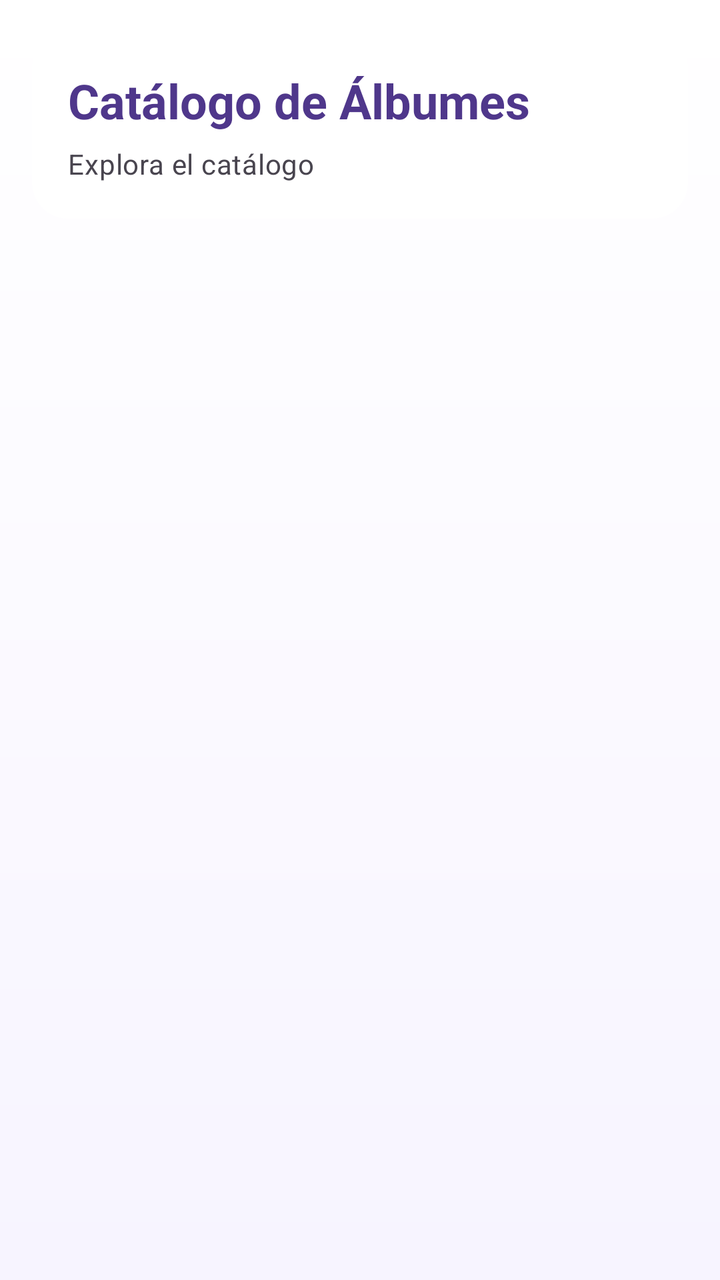
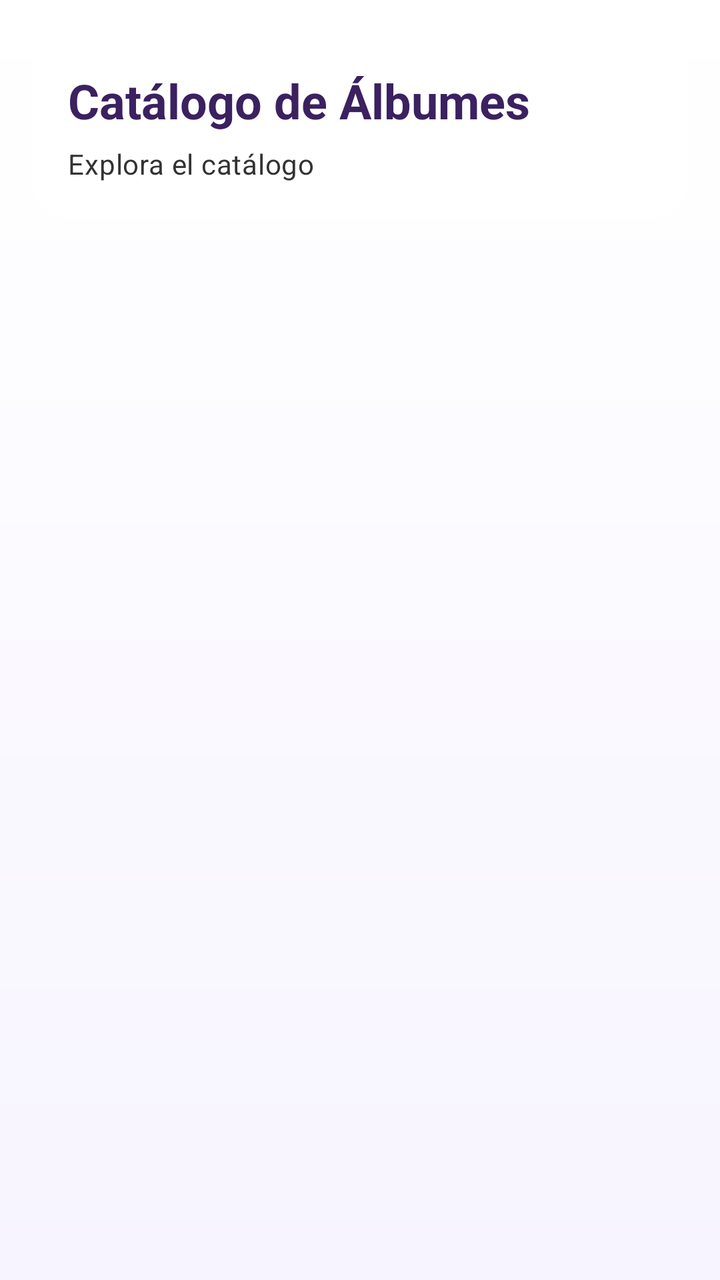

Before-and-after screenshots of an Android layout around one commit, followed by the original layout XML and the change that was made.
<!-- AndroidManifest.xml: application theme Theme.Vinilos -->
<!-- res/layout/fragment_album_list.xml -->
<?xml version="1.0" encoding="utf-8"?>
<LinearLayout
    xmlns:android="http://schemas.android.com/apk/res/android"
    xmlns:app="http://schemas.android.com/apk/res-auto"
    android:layout_width="match_parent"
    android:layout_height="match_parent"
    android:background="@drawable/bg_album_list"
    android:orientation="vertical">

    <androidx.cardview.widget.CardView
        android:layout_width="match_parent"
        android:layout_height="wrap_content"
        android:layout_marginStart="16dp"
        android:layout_marginTop="16dp"
        android:layout_marginEnd="16dp"
        app:cardBackgroundColor="@color/white"
        app:cardCornerRadius="18dp"
        app:cardElevation="0dp"
        app:cardUseCompatPadding="false">

        <LinearLayout
            android:layout_width="match_parent"
            android:layout_height="wrap_content"
            android:orientation="vertical"
            android:padding="18dp">

            <TextView
                android:id="@+id/textTitle"
                android:layout_width="match_parent"
                android:layout_height="wrap_content"
                android:text="@string/albums_title"
                android:textAppearance="?attr/textAppearanceHeadline5"
                android:textColor="@color/purple_dark"
                android:textStyle="bold" />

            <TextView
                android:id="@+id/textSubtitle"
                android:layout_width="match_parent"
                android:layout_height="wrap_content"
                android:layout_marginTop="6dp"
                android:text="@string/albums_subtitle"
                android:textAppearance="?attr/textAppearanceBody2"
                android:textColor="@color/gray_text" />
        </LinearLayout>
    </androidx.cardview.widget.CardView>

    <FrameLayout
        android:layout_width="match_parent"
        android:layout_height="0dp"
        android:layout_weight="1"
        android:layout_marginTop="8dp">

        <androidx.recyclerview.widget.RecyclerView
            android:id="@+id/recyclerView"
            android:layout_width="match_parent"
            android:layout_height="match_parent"
            android:clipToPadding="false"
            android:paddingStart="0dp"
            android:paddingTop="8dp"
            android:paddingEnd="0dp"
            android:paddingBottom="16dp"
            android:visibility="gone" />

        <ProgressBar
            android:id="@+id/progressBar"
            android:layout_width="wrap_content"
            android:layout_height="wrap_content"
            android:layout_gravity="center"
            android:indeterminateTint="@color/purple_primary"
            android:visibility="gone" />

        <TextView
            android:id="@+id/textError"
            android:layout_width="match_parent"
            android:layout_height="wrap_content"
            android:layout_gravity="center"
            android:gravity="center"
            android:paddingStart="24dp"
            android:paddingEnd="24dp"
            android:textAppearance="?attr/textAppearanceBody1"
            android:textColor="@color/error"
            android:visibility="gone" />

    </FrameLayout>

</LinearLayout>
<!-- resources referenced by this layout -->
<resources>
  <color name="error">#FFB3261E</color>
  <color name="gray_text">#FF49454F</color>
  <color name="purple_dark">#FF4F378B</color>
  <color name="purple_primary">#FF6650A4</color>
  <color name="white">#FFFFFFFF</color>
  <!-- drawable bg_album_list (drawable) -->
  <?xml version="1.0" encoding="utf-8"?>
  <shape xmlns:android="http://schemas.android.com/apk/res/android">
      <gradient
          android:angle="90"
          android:startColor="#FFF7F4FF"
          android:endColor="#FFFFFFFF" />
  </shape>
  <string name="albums_subtitle">Explora el catálogo</string>
  <string name="albums_title">Catálogo de Álbumes</string>
  <style name="Theme.Vinilos" parent="Theme.MaterialComponents.Light.NoActionBar">
          <item name="colorPrimary">@color/purple_primary</item>
          <item name="colorPrimaryDark">@color/purple_dark</item>
          <item name="colorAccent">@color/purple_light</item>
          <item name="android:statusBarColor">@color/purple_primary</item>
  
          <item name="textAppearanceHeadline6">@style/TextAppearance.Vinilos.TitleLarge</item>
          <item name="textAppearanceSubtitle1">@style/TextAppearance.Vinilos.TitleMedium</item>
          <item name="textAppearanceHeadline4">@style/TextAppearance.Vinilos.TitleSmall</item>
          <item name="textAppearanceBody1">@style/TextAppearance.Vinilos.BodyLarge</item>
          <item name="textAppearanceBody2">@style/TextAppearance.Vinilos.BodyMedium</item>
          <item name="textAppearanceCaption">@style/TextAppearance.Vinilos.Label</item>
      </style>
  <color name="purple_light">#FFEADDFF</color>
  <style name="TextAppearance.Vinilos.TitleLarge" parent="TextAppearance.MaterialComponents.Headline6">
          <item name="android:textSize">28sp</item>
          <item name="android:textStyle">bold</item>
          <item name="android:textColor">@color/black</item>
      </style>
  <style name="TextAppearance.Vinilos.TitleMedium" parent="TextAppearance.MaterialComponents.Subtitle1">
          <item name="android:textSize">16sp</item>
          <item name="android:textStyle">normal</item>
          <item name="android:textColor">@color/black</item>
      </style>
  <style name="TextAppearance.Vinilos.TitleSmall" parent="TextAppearance.MaterialComponents.Headline5">
          <item name="android:textSize">24sp</item>
          <item name="android:textStyle">bold</item>
          <item name="android:textColor">@color/black</item>
      </style>
  <style name="TextAppearance.Vinilos.BodyLarge" parent="TextAppearance.MaterialComponents.Body1">
          <item name="android:textSize">16sp</item>
          <item name="android:textColor">@color/black</item>
      </style>
  <style name="TextAppearance.Vinilos.BodyMedium" parent="TextAppearance.MaterialComponents.Body2">
          <item name="android:textSize">14sp</item>
          <item name="android:textColor">@color/black</item>
      </style>
  <style name="TextAppearance.Vinilos.Label" parent="TextAppearance.MaterialComponents.Caption">
          <item name="android:textSize">12sp</item>
          <item name="android:textColor">@color/black</item>
      </style>
  <color name="black">#FF000000</color>
</resources>

<!-- the commit's change to res/layout/fragment_album_list.xml (unified diff, before → after) -->
@@ -28,6 +28,7 @@
                 android:id="@+id/textTitle"
                 android:layout_width="match_parent"
                 android:layout_height="wrap_content"
+                android:importantForAccessibility="no"
                 android:text="@string/albums_title"
                 android:textAppearance="?attr/textAppearanceHeadline5"
                 android:textColor="@color/purple_dark"
<!-- resource entries referenced after the edit -->
@@ -1,9 +1,9 @@
 <!-- resources referenced by this layout -->
 <resources>
   <color name="error">#FFB3261E</color>
-  <color name="gray_text">#FF49454F</color>
-  <color name="purple_dark">#FF4F378B</color>
-  <color name="purple_primary">#FF6650A4</color>
+  <color name="gray_text">#FF333333</color>
+  <color name="purple_dark">#FF3B2160</color>
+  <color name="purple_primary">#FF5A2B82</color>
   <color name="white">#FFFFFFFF</color>
   <!-- drawable bg_album_list (drawable) -->
   <?xml version="1.0" encoding="utf-8"?>
